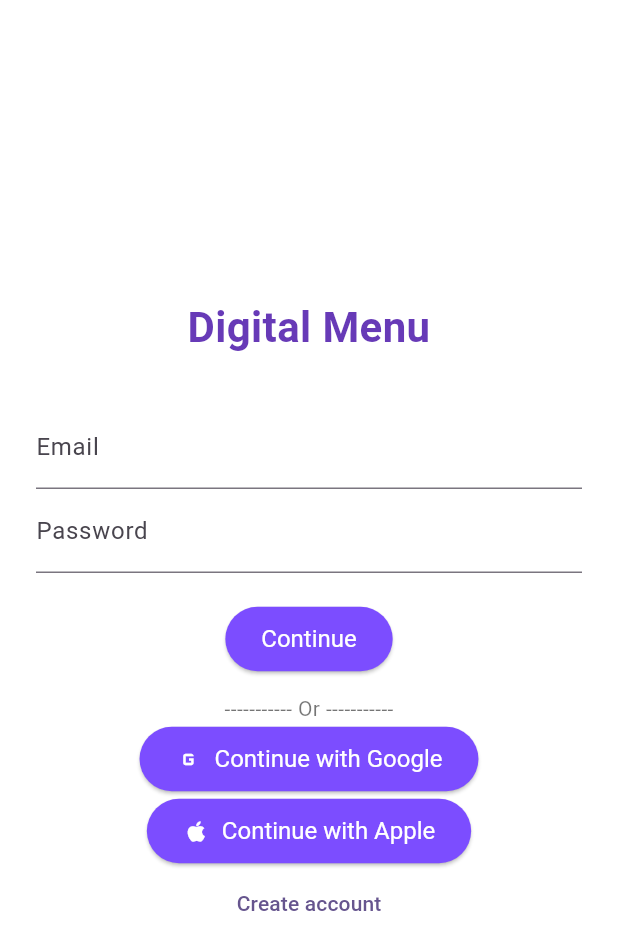
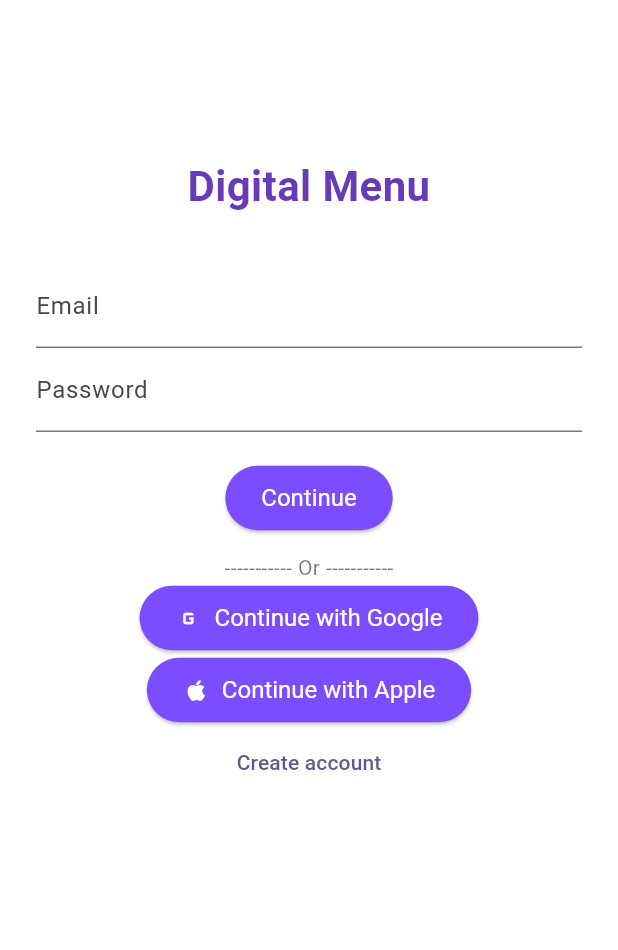
Before and after one commit to Samnoeun/Digital_Menu, a Flutter app: the screen it shows after launch, on a phone screen of 412 x 824 dp. Shown: the top 950 px of the screen. Run offline on Flutter 3.47's test engine with Material 3 defaults, Android fonts, the phone set to English and light mode, and no system bars; our stand-ins replace qr_flutter; accounts and stored records are empty.

Commit message:
updated the reigister and login screen [DIG-14]

```diff
--- /dev/null
+++ b/mobile/lib/models/user_model.dart
@@ -0,0 +1,19 @@
+class UserModel {
+  final int id;
+  final String name;
+  final String email;
+
+  UserModel({
+    required this.id,
+    required this.name,
+    required this.email,
+  });
+
+  factory UserModel.fromJson(Map<String, dynamic> json) {
+    return UserModel(
+      id: json['id'],
+      name: json['name'],
+      email: json['email'],
+    );
+  }
+}
--- a/mobile/lib/screens/login_screen.dart
+++ b/mobile/lib/screens/login_screen.dart
@@ -1,32 +1,80 @@
 import 'package:flutter/material.dart';
+import '../services/api_services.dart';
 import 'register_screen.dart';
 import 'profile_setup_screen.dart';
 
-class LoginScreen extends StatelessWidget {
+class LoginScreen extends StatefulWidget {
   const LoginScreen({super.key});
+
+  @override
+  State<LoginScreen> createState() => _LoginScreenState();
+}
+
+class _LoginScreenState extends State<LoginScreen> {
+  final TextEditingController emailController = TextEditingController();
+  final TextEditingController passwordController = TextEditingController();
+
+  bool isLoading = false;
+
+  void loginUser() async {
+    setState(() {
+      isLoading = true;
+    });
+
+    try {
+      await ApiService.login(
+        emailController.text.trim(),
+        passwordController.text.trim(),
+      );
+
+      if (context.mounted) {
+        ScaffoldMessenger.of(context).showSnackBar(
+          const SnackBar(content: Text("Login successful")),
+        );
+        Navigator.push(context, MaterialPageRoute(builder: (_) => const ProfileSetupScreen()));
+      }
+    } catch (e) {
+      ScaffoldMessenger.of(context).showSnackBar(
+        SnackBar(content: Text(e.toString())),
+      );
+    }
+
+    setState(() {
+      isLoading = false;
+    });
+  }
 
   @override
   Widget build(BuildContext context) {
     return Scaffold(
       body: Padding(
         padding: const EdgeInsets.all(24.0),
+        child: SingleChildScrollView(
           child: Column(
             mainAxisAlignment: MainAxisAlignment.center,
             children: [
+              const SizedBox(height: 80),
               const Text(
                 'Digital Menu',
                 style: TextStyle(fontSize: 28, fontWeight: FontWeight.bold, color: Colors.deepPurple),
                 textAlign: TextAlign.center,
               ),
               const SizedBox(height: 32),
-            TextField(decoration: const InputDecoration(labelText: 'Email')),
-            TextField(obscureText: true, decoration: const InputDecoration(labelText: 'Password')),
+              TextField(
+                controller: emailController,
+                decoration: const InputDecoration(labelText: 'Email'),
+              ),
+              TextField(
+                controller: passwordController,
+                obscureText: true,
+                decoration: const InputDecoration(labelText: 'Password'),
+              ),
               const SizedBox(height: 20),
               ElevatedButton(
-              onPressed: () {
-                Navigator.push(context, MaterialPageRoute(builder: (_) => const ProfileSetupScreen()));
-              },
-              child: const Text('Continue'),
+                onPressed: isLoading ? null : loginUser,
+                child: isLoading
+                    ? const CircularProgressIndicator(color: Colors.white)
+                    : const Text('Continue'),
               ),
               const SizedBox(height: 12),
               const Text('----------- Or -----------'),
@@ -49,6 +97,7 @@ class LoginScreen extends StatelessWidget {
             ],
           ),
         ),
+      ),
     );
   }
 }
--- a/mobile/pubspec.yaml
+++ b/mobile/pubspec.yaml
@@ -14,6 +14,7 @@ dependencies:
   google_fonts: ^6.2.1
   permission_handler: ^11.3.1
   qr_flutter: ^4.1.0
+  http: ^1.4.0
 
 dev_dependencies:
   flutter_test:
```
Also changed, not shown: mobile/lib/screens/register_screen.dart (+71 -5 lines), mobile/lib/services/api_services.dart (added, +101 -0 lines), mobile/pubspec.lock. Lines whose indentation alone changed are shown as unchanged.
